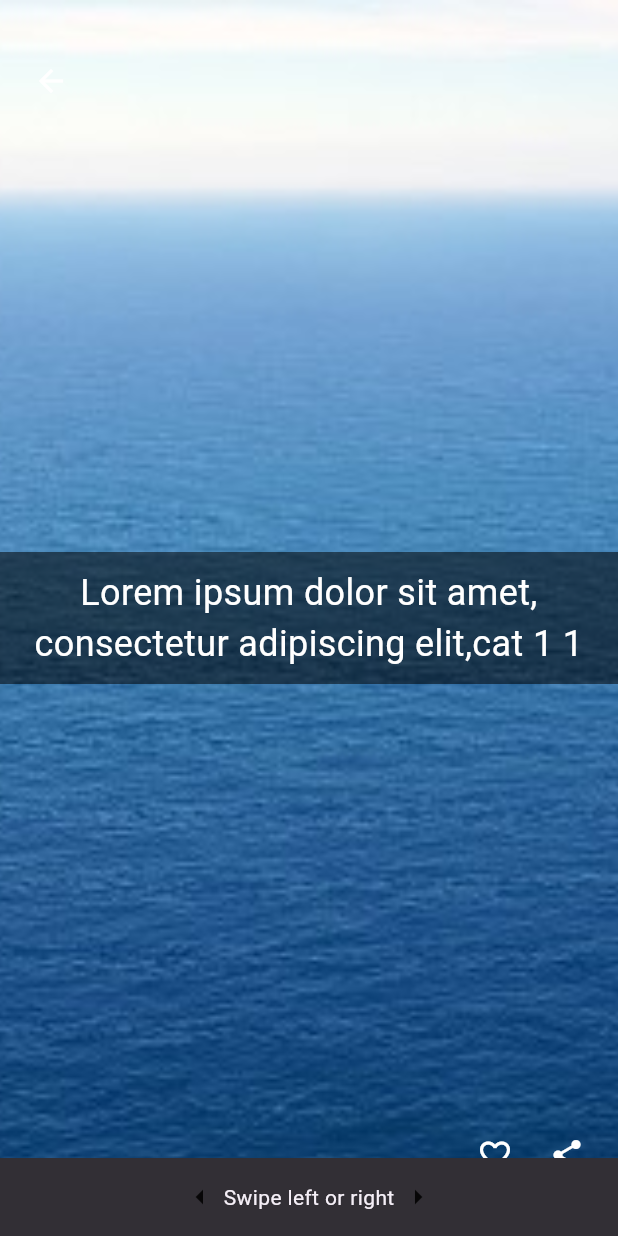
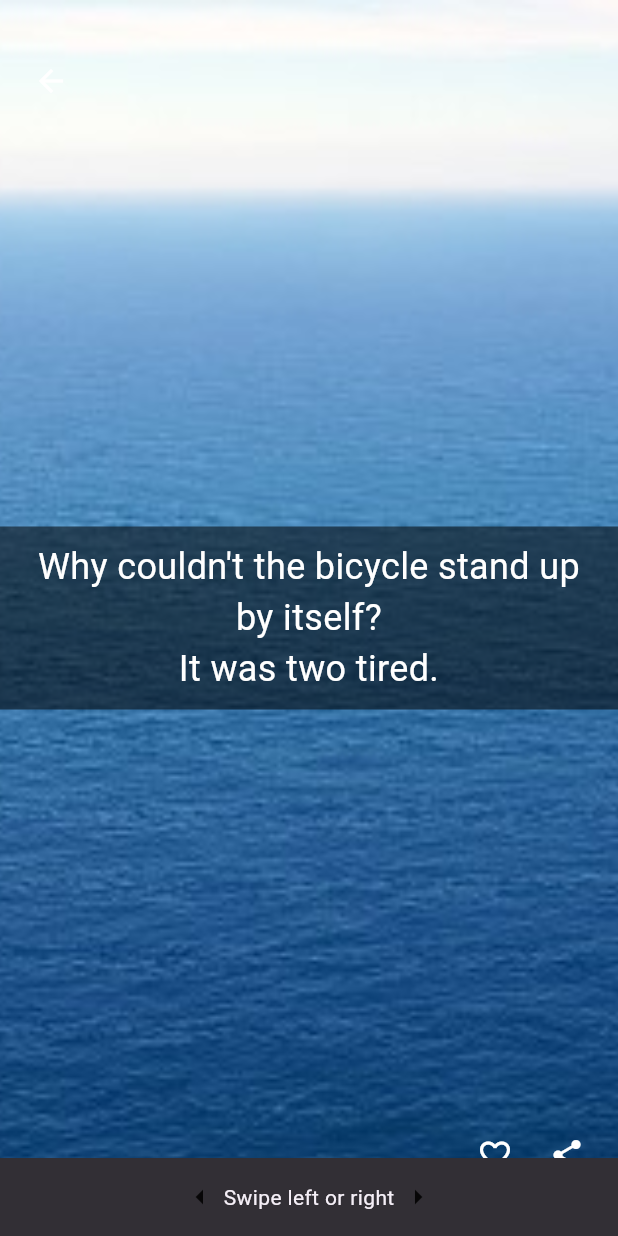
Before and after one commit to tzjkm/the-jokester, a Flutter app: the screen it shows after launch, after a tap on "cat1", on a phone screen of 412 x 824 dp. Run offline on Flutter 3.47's test engine with Material 3 defaults, Android fonts, the light colour scheme and no system bars; our stand-ins replace flutter_local_notifications, shared_preferences, sqflite; missing offline and left inert: app_settings; accounts and stored records are empty.

Commit message:
Refactored jokes_builder.dart and jokes_data.dart

```diff
--- a/lib/jokes_data.dart
+++ b/lib/jokes_data.dart
@@ -19,50 +19,96 @@ final CATEGORIES_LIST = [
     'imageLoc':
         'assets/images/download.jpeg', // The image location of the third category
   }
+]; // Define a constant list of jokes. Each joke is an instance of the Joke class.
+final JOKES_LIST = [
+  Joke(
+    id: 0,
+    category: 'cat1',
+    content: 'How do you organize a space party?\nYou planet.',
+  ),
+  Joke(
+    id: 1,
+    category: 'cat1',
+    content: 'Why couldn\'t the bicycle stand up by itself?\nIt was two tired.',
+  ),
+  Joke(
+    id: 2,
+    category: 'cat1',
+    content:
+        'Did you hear the rumor about butter?\nWell, I\'m not going to spread it.',
+  ),
+  Joke(
+    id: 3,
+    category: 'cat1',
+    content:
+        'Why did the student eat his homework?\nBecause his teacher told him it was a piece of cake.',
+  ),
+  Joke(
+    id: 4,
+    category: 'cat1',
+    content:
+        'What did one hat say to the other?\nYou wait here, I\'ll go on ahead.',
+  ),
+  Joke(
+    id: 5,
+    category: 'cat1',
+    content:
+        'What do you call a dinosaur that crashes his car?\nTyrannosaurus Wrecks.',
+  ),
+  Joke(
+    id: 6,
+    category: 'others',
+    content:
+        'I couldn\'t figure out why the baseball kept getting larger.\nThen it hit me.',
+  ),
 ];
 
-// Define a constant list of jokes. Each joke is an instance of the Joke class.
-final JOKES_LIST = [
-  Joke(
-    id: 0, // The ID of the first joke
-    category: 'cat1', // The category of the first joke
-    content:
-        'Lorem ipsum dolor sit amet, consectetur adipiscing elit,cat 1 1 ', // The content of the first joke
-  ),
-  Joke(
-    id: 1, // The ID of the second joke
-    category: 'cat1', // The category of the second joke
-    content:
-        'Lorem ipsum dolor sit amet, consectetur adipiscing elit,cat 1 1 ', // The content of the second joke
-  ),
-  Joke(
-    id: 2, // The ID of the third joke
-    category: 'cat1', // The category of the third joke
-    content:
-        'Lorem ipsum dolor sit amet, consectetur adipiscing elit, cat 1 2', // The content of the third joke
-  ),
-  Joke(
-    id: 3, // The ID of the fourth joke
-    category: 'cat1', // The category of the fourth joke
-    content:
-        'Lorem ipsum dolor sit amet, consectetur adipiscing elit,cat 1 3 ', // The content of the fourth joke
-  ),
-  Joke(
-    id: 4, // The ID of the fifth joke
-    category: 'cat2', // The category of the fifth joke
-    content:
-        'Lorem ipsum dolor sit amet, consectetur adipiscing elit, cat 2 1', // The content of the fifth joke
-  ),
-  Joke(
-    id: 5, // The ID of the sixth joke
-    category: 'cat3', // The category of the sixth joke
-    content:
-        'Lorem ipsum dolor sit amet, consectetur adipiscing elit, cat 3 1', // The content of the sixth joke
-  ),
-  Joke(
-    id: 6, // The ID of the seventh joke
-    category: 'cat3', // The category of the seventh joke
-    content:
-        'Lorem ipsum dolor sit amet, consectetur adipiscing elit, cat 3 2', // The content of the seventh joke
-  ),
-];
+
+
+
+
+// // Define a constant list of jokes. Each joke is an instance of the Joke class.
+// final JOKES_LIST = [
+//   Joke(
+//     id: 0, // The ID of the first joke
+//     category: 'cat1', // The category of the first joke
+//     content:
+//         'Lorem ipsum dolor sit amet, consectetur adipiscing elit,cat 1 1 ', // The content of the first joke
+//   ),
+//   Joke(
+//     id: 1, // The ID of the second joke
+//     category: 'cat1', // The category of the second joke
+//     content:
+//         'Lorem ipsum dolor sit amet, consectetur adipiscing elit,cat 1 1 ', // The content of the second joke
+//   ),
+//   Joke(
+//     id: 2, // The ID of the third joke
+//     category: 'cat1', // The category of the third joke
+//     content:
+//         'Lorem ipsum dolor sit amet, consectetur adipiscing elit, cat 1 2', // The content of the third joke
+//   ),
+//   Joke(
+//     id: 3, // The ID of the fourth joke
+//     category: 'cat1', // The category of the fourth joke
+//     content:
+//         'Lorem ipsum dolor sit amet, consectetur adipiscing elit,cat 1 3 ', // The content of the fourth joke
+//   ),
+//   Joke(
+//     id: 4, // The ID of the fifth joke
+//     category: 'cat2', // The category of the fifth joke
+//     content:
+//         'Lorem ipsum dolor sit amet, consectetur adipiscing elit, cat 2 1', // The content of the fifth joke
+//   ),
+//   Joke(
+//     id: 5, // The ID of the sixth joke
+//     category: 'cat3', // The category of the sixth joke
+//     content:
+//         'Lorem ipsum dolor sit amet, consectetur adipiscing elit, cat 3 1', // The content of the sixth joke
+//   ),
+//   Joke(
+//     id: 6, // The ID of the seventh joke
+//     category: 'cat3', // The category of the seventh joke
+//     content:
+//         'Lorem ipsum dolor sit amet, consectetur adipiscing elit, cat 3 2', // The content of the seventh joke
+//   ),
+// ];
--- a/lib/screens/jokes_builder.dart
+++ b/lib/screens/jokes_builder.dart
@@ -24,7 +24,6 @@ class _JokesBuilderState extends State<JokesBuilder> {
   @override
   void initState() {
     super.initState();
-    _currentPageIndex = widget.initialPageIndex;
     _pageController = PageController(initialPage: widget.initialPageIndex);
 
     _pageController.addListener(() {
@@ -51,11 +50,15 @@ class _JokesBuilderState extends State<JokesBuilder> {
         ),
       );
     });
-    final initialJoke = widget.jokes[_currentPageIndex % widget.jokes.length];
+
+    final initialJoke =
+        widget.jokes[widget.initialPageIndex % widget.jokes.length];
     otherJokes = List<Joke>.from(widget.jokes)
-      ..removeAt(_currentPageIndex)
+      ..removeAt(widget.initialPageIndex)
       ..shuffle();
     otherJokes.insert(0, initialJoke);
+
+    _currentPageIndex = widget.initialPageIndex;
   }
 
   @override
--- a/lib/screens/search_screen.dart
+++ b/lib/screens/search_screen.dart
@@ -11,14 +11,29 @@ class SearchScreen extends StatefulWidget {
   State<SearchScreen> createState() => _SearchScreenState();
 }
 
-class _SearchScreenState extends State<SearchScreen> {
+class _SearchScreenState extends State<SearchScreen>
+    with SingleTickerProviderStateMixin {
   List<Joke> jokes = [];
   List<Joke> filteredJokes = [];
+  late final AnimationController _controller;
+  late final Animation<double> _animation;
 
   @override
   void initState() {
     super.initState();
     jokes = Provider.of<Jokes>(context, listen: false).jokes;
+    _controller = AnimationController(
+      duration: const Duration(seconds: 2),
+      vsync: this,
+    )..repeat(reverse: true);
+
+    _animation = Tween<double>(begin: -5, end: 5).animate(_controller);
+  }
+
+  @override
+  void dispose() {
+    _controller.dispose();
+    super.dispose();
   }
 
   @override
@@ -35,6 +50,14 @@ class _SearchScreenState extends State<SearchScreen> {
       child: Container(
         width: double.infinity,
         child: Center(
+          child: AnimatedBuilder(
+            animation: _animation,
+            builder: (context, child) {
+              return Transform.translate(
+                offset: Offset(0, _animation.value),
+                child: child,
+              );
+            },
             child: Autocomplete<Joke>(
               displayStringForOption: _displayStringForOption,
               optionsBuilder: (textEditingValue) {
@@ -89,8 +112,8 @@ class _SearchScreenState extends State<SearchScreen> {
                   ),
                 ));
               },
-            fieldViewBuilder:
-                (context, textEditingController, focusNode, onFieldSubmitted) {
+              fieldViewBuilder: (context, textEditingController, focusNode,
+                  onFieldSubmitted) {
                 return TextFormField(
                   controller: textEditingController,
                   focusNode: focusNode,
@@ -104,6 +127,7 @@ class _SearchScreenState extends State<SearchScreen> {
             ),
           ),
         ),
+      ),
     );
   }
 }
--- a/lib/widgets/category_item.dart
+++ b/lib/widgets/category_item.dart
@@ -1,81 +1,70 @@
-// Import the dart:io package
-// This package provides a high-level, idiomatic view of I/O operations in Dart
 import 'dart:io';
-
-// Import the Material Design visual design language package
-// This package is used to create the UI of the app
 import 'package:flutter/material.dart';
-
-// Import the CategoryDetailScreen widget from the screens directory
-// This widget is used to display the details of a category
 import 'package:the_jokester/screens/category_jokes_screen.dart';
 
-// Define a StatelessWidget named CategoryItem
-// StatelessWidget is a widget that describes part of the user interface which can depend on configuration but does not depend on mutable state
-class CategoryItem extends StatelessWidget {
-  // Define a variable title of type String
-  // This variable is used to store the title of the category
-  String title;
+class CategoryItem extends StatefulWidget {
+  final String title;
+  final String imageLoc;
 
-  // Define a variable imageLoc of type String
-  // This variable is used to store the location of the image of the category
-  String imageLoc;
+  CategoryItem(this.title, this.imageLoc);
 
-  // Define a constructor for CategoryItem that takes title and imageLoc as positional parameters
-  // This constructor is used to create a new instance of CategoryItem
-  CategoryItem(
-    this.title,
-    this.imageLoc,
-  );
+  @override
+  _CategoryItemState createState() => _CategoryItemState();
+}
 
-  // Define a method _selectCategory that navigates to a CategoryDetailScreen with the title of the category
-  // This method is used to handle the tap event of the InkWell
-  // The context parameter is used to access the Navigator for routing
+class _CategoryItemState extends State<CategoryItem>
+    with SingleTickerProviderStateMixin {
+  late final AnimationController _controller;
+  late final Animation<double> _animation;
+
+  @override
+  void initState() {
+    super.initState();
+    _controller = AnimationController(
+      duration: const Duration(seconds: 2),
+      vsync: this,
+    )..repeat(reverse: true);
+
+    _animation = Tween<double>(begin: -5, end: 5).animate(_controller);
+  }
+
+  @override
+  void dispose() {
+    _controller.dispose();
+    super.dispose();
+  }
+
   void _selectCategory(context) {
-    // Use the Navigator to push a new route onto the stack
-    // MaterialPageRoute is a modal route that replaces the entire screen with a platform-adaptive transition
     Navigator.of(context).push(MaterialPageRoute(
-      // The builder returns the widget that will be displayed by the route
-      // In this case, it's a CategoryDetailScreen with the title of the category
-      builder: (context) => CategoryDetailScreen(title),
+      builder: (context) => CategoryDetailScreen(widget.title),
     ));
   }
 
-  // Override the build method to return an InkWell that contains a Card with an Image and a Text
-  // This method is called when Flutter needs to build the UI of CategoryItem
   @override
   Widget build(BuildContext context) {
-    // InkWell is a rectangular area of a Material that responds to touch
-    return InkWell(
-      // Set the onTap of the InkWell to _selectCategory
-      // This is done to navigate to a CategoryDetailScreen when the InkWell is tapped
+    return AnimatedBuilder(
+      animation: _animation,
+      builder: (context, child) {
+        return Transform.translate(
+          offset: Offset(0, _animation.value),
+          child: child,
+        );
+      },
+      child: InkWell(
         onTap: () => _selectCategory(context),
-      // The child of the InkWell is a Card
-      // Card is a material design card, a panel with slightly rounded corners and an elevation shadow
         child: Card(
-        // The child of the Card is a Column
-        // Column is a widget that displays its children in a vertical array
           child: Column(children: [
-          // The first child of the Column is a Container
-          // Container is a convenience widget that combines common painting, positioning, and sizing widgets
-          // The Container has a width of 70 and a height of 50
-          // The child of the Container is an Image.asset
-          // Image.asset creates a widget that displays an image stored as an asset
-          // The image asset is specified by imageLoc and the BoxFit is set to contain
-          // BoxFit.contain makes the entire image fit within the box while maintaining the aspect ratio of the image
             Container(
               width: 70,
               height: 50,
               child: Image.asset(
-              imageLoc,
+                widget.imageLoc,
                 fit: BoxFit.contain,
               ),
             ),
-          // The second child of the Column is a Text
-          // Text is a widget that displays a short, simple piece of text
-          // The text is specified by title
-          Text(title)
+            Text(widget.title)
           ]),
+        ),
       ),
     );
   }
```
Lines whose indentation alone changed are shown as unchanged.
